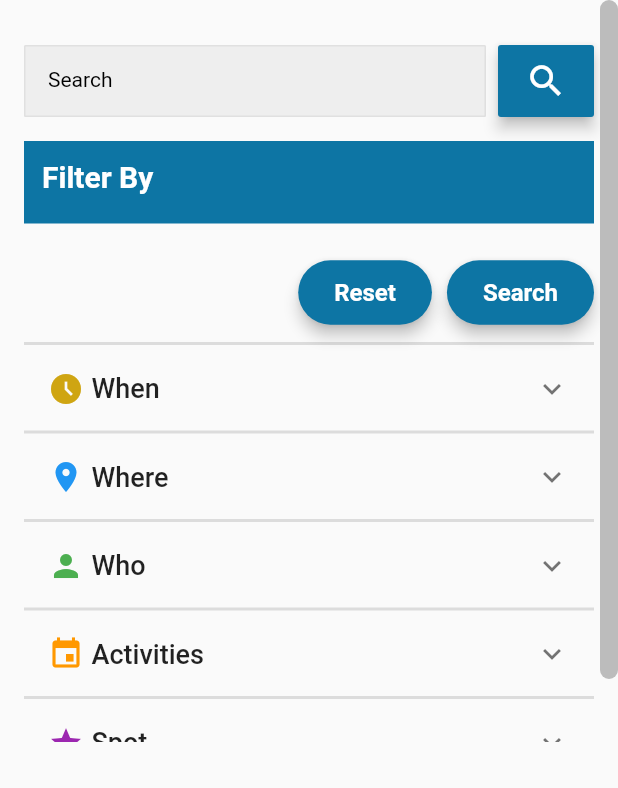
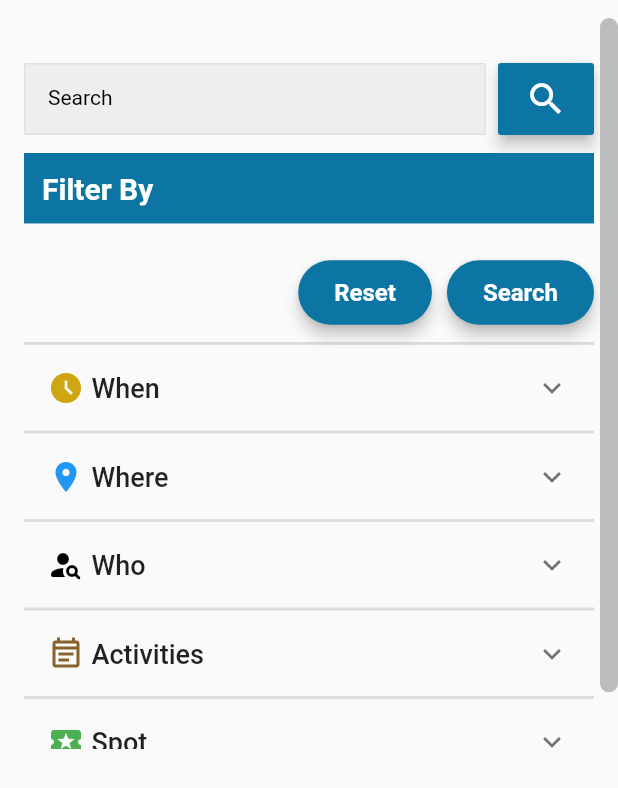
Before and after one commit to MasumBillah00/Bottom_Sheet, a Flutter app: the FilterBottomSheet widget shown alone on an empty page, opened directly, on a phone screen of 412 x 824 dp. Shown: the top 788 px of the screen. Run offline on Flutter 3.47's test engine with Material 2 defaults, Android fonts, the phone set to English and light mode, and no system bars.

```diff
--- a/lib/screens/bottom_sheet.dart
+++ b/lib/screens/bottom_sheet.dart
@@ -1,4 +1,3 @@
-
 import 'package:flutter/material.dart';
 import 'filter_expansion_tile.dart';
 import 'filter_header.dart';
@@ -20,18 +19,13 @@ class _FilterBottomSheetState extends State<FilterBottomSheet> {
   final Map<String, Map<String, dynamic>> filterIconsAndColors = {
     'Today': {'icon': Icons.access_time_filled, 'color': const Color.fromARGB(255, 207, 165, 18)},
     'Tomorrow': {'icon': Icons.access_time_filled, 'color': const Color.fromARGB(255, 207, 165, 18)},
-    // 'Location 1': {'icon': Icons.location_on, 'color': Colors.blue},
-    // 'Location 2': {'icon': Icons.location_on, 'color': Colors.blue},
-    'Location': {
-      'icon': Icons.location_on,
-      'color': Colors.blue
-    },
-    'Person 1': {'icon': Icons.person, 'color': Colors.green},
-    'Person 2': {'icon': Icons.person, 'color': Colors.green},
-    'Activity 1': {'icon': Icons.event, 'color': Colors.orange},
-    'Activity 2': {'icon': Icons.event, 'color': Colors.orange},
-    'Spot 1': {'icon': Icons.star, 'color': Colors.purple},
-    'Spot 2': {'icon': Icons.star, 'color': Colors.purple},
+    'Location': {'icon': Icons.location_on, 'color': Colors.blue},
+    'Person 1': {'icon': Icons.person_search_rounded, 'color': Colors.black87},
+    'Person 2': {'icon': Icons.person_search_rounded, 'color': Colors.black87},
+    'Activity 1': {'icon': Icons.event_note_outlined, 'color': const Color.fromARGB(255,134, 99, 42)},
+    'Activity 2': {'icon': Icons.event_note_outlined, 'color': const Color.fromARGB(255,134, 99, 42)},
+    'Spot 1': {'icon': Icons.local_activity_rounded, 'color':const Color.fromARGB(255,76, 175, 80)},
+    'Spot 2': {'icon': Icons.local_activity_rounded, 'color': const Color.fromARGB(255,76, 175, 80)},
   };
 
   void _toggleFilter(String filter) {
@@ -55,9 +49,12 @@ class _FilterBottomSheetState extends State<FilterBottomSheet> {
       }
     });
   }
+
   @override
   Widget build(BuildContext context) {
-    return DraggableScrollableSheet(
+    return Padding(
+      padding: const EdgeInsets.only(top: 12.0),
+      child: DraggableScrollableSheet(
         expand: false,
         initialChildSize: 0.6,
         minChildSize: 0.4,
@@ -94,7 +91,7 @@ class _FilterBottomSheetState extends State<FilterBottomSheet> {
                         ),
                         const SizedBox(width: 8),
                         ElevatedButton(
-                        onPressed: () {},
+                          onPressed:(){},
                           style: ElevatedButton.styleFrom(
                             backgroundColor: const Color.fromARGB(255, 13, 117, 164),
                             shape: RoundedRectangleBorder(
@@ -106,7 +103,7 @@ class _FilterBottomSheetState extends State<FilterBottomSheet> {
                         ),
                       ],
                     ),
-                  const SizedBox(height: 16),
+                    const SizedBox(height: 12),
 
                     // Filter Header
                     const Header(),
@@ -141,9 +138,7 @@ class _FilterBottomSheetState extends State<FilterBottomSheet> {
                           onPressed: () {},
                           style: ElevatedButton.styleFrom(
                             backgroundColor: const Color.fromARGB(255, 13, 117, 164),
-                          shape: RoundedRectangleBorder(
-                              borderRadius: BorderRadius.circular(30.0)),
-
+                            shape: RoundedRectangleBorder(borderRadius: BorderRadius.circular(30.0)),
                           ),
                           child: const Text('Search'),
                         ),
@@ -167,6 +162,7 @@ class _FilterBottomSheetState extends State<FilterBottomSheet> {
             ),
           );
         },
+      ),
     );
   }
 }
--- a/lib/screens/filter_expansion_tile.dart
+++ b/lib/screens/filter_expansion_tile.dart
@@ -1,4 +1,3 @@
-
 import 'package:flutter/material.dart';
 
 class ExpansionTiles extends StatefulWidget {
@@ -28,7 +27,6 @@ class ExpansionTilesState extends State<ExpansionTiles> {
   @override
   Widget build(BuildContext context) {
     final bottomInset = MediaQuery.of(context).viewInsets.bottom;
-
     return GestureDetector(
       onTap: () {
         FocusScope.of(context).unfocus();
@@ -55,7 +53,6 @@ class ExpansionTilesState extends State<ExpansionTiles> {
                     widget.onFilterToggle('Today');
                   },
                 ),
-
                 ListTile(
                   title: const Text('Tomorrow'),
                   dense: true,
@@ -108,12 +105,11 @@ class ExpansionTilesState extends State<ExpansionTiles> {
               ],
             ),
             const Divider(thickness: 2, height: 1),
-
             // "Who" ExpansionTile
             ExpansionTile(
               title: const Row(
                 children: [
-                  Icon(Icons.person, color: Colors.green),
+                  Icon(Icons.person_search_rounded, color: Colors.black),
                   SizedBox(width: 5),
                   Text('Who', style: TextStyle(fontSize: 18, fontWeight: FontWeight.w500)),
                 ],
@@ -143,7 +139,7 @@ class ExpansionTilesState extends State<ExpansionTiles> {
             ExpansionTile(
               title: const Row(
                 children: [
-                  Icon(Icons.event, color: Colors.orange),
+                  Icon(Icons.event_note_outlined, color:  Color.fromARGB(255,134, 99, 42),),
                   SizedBox(width: 5),
                   Text('Activities', style: TextStyle(fontSize: 18, fontWeight: FontWeight.w500)),
                 ],
@@ -179,9 +175,9 @@ class ExpansionTilesState extends State<ExpansionTiles> {
             ExpansionTile(
               title: const Row(
                 children: [
-                  Icon(Icons.star_outlined, color: Colors.purple),
-                   SizedBox(width: 5),
-                   Text('Spot', style: TextStyle(fontSize: 18, fontWeight: FontWeight.w500)),
+                  Icon(Icons.local_activity, color: Color.fromARGB(255,76, 175, 80),),
+                  SizedBox(width: 5),
+                  Text('Spot', style: TextStyle(fontSize: 18, fontWeight: FontWeight.w500)),
                 ],
               ),
               childrenPadding: const EdgeInsets.symmetric(horizontal: 16),
@@ -196,7 +192,7 @@ class ExpansionTilesState extends State<ExpansionTiles> {
                       widget.onFilterToggle('Spot 1');
                     });
                   },
-                  controlAffinity: ListTileControlAffinity.leading,  // Checkbox icon on the left
+                  controlAffinity: ListTileControlAffinity.leading,
                 ),
                 CheckboxListTile(
                   title: const Text('Spot 2'),
@@ -207,7 +203,7 @@ class ExpansionTilesState extends State<ExpansionTiles> {
                       widget.onFilterToggle('Spot 2');
                     });
                   },
-                  controlAffinity: ListTileControlAffinity.leading,  // Checkbox icon on the left
+                  controlAffinity: ListTileControlAffinity.leading,
                 ),
               ],
             ),
--- a/lib/screens/filter_header.dart
+++ b/lib/screens/filter_header.dart
@@ -7,10 +7,11 @@ class Header extends StatelessWidget {
   Widget build(BuildContext context) {
     return Container(
       width: double.infinity,
-      height: 55,
+      height: MediaQuery.of(context).size.height * 0.057,
       padding: const EdgeInsets.all(12.0),
       decoration: BoxDecoration(
         color: const Color.fromARGB(255, 13, 117, 164),
+
         borderRadius: BorderRadius.circular(0.0),
       ),
       child: const Text(
```
Also changed, not shown: lib/main.dart (+8 -5 lines), lib/screens/filterchip_display.dart (+17 -15 lines), lib/theme.dart (+12 -14 lines). Lines whose indentation alone changed are shown as unchanged.
